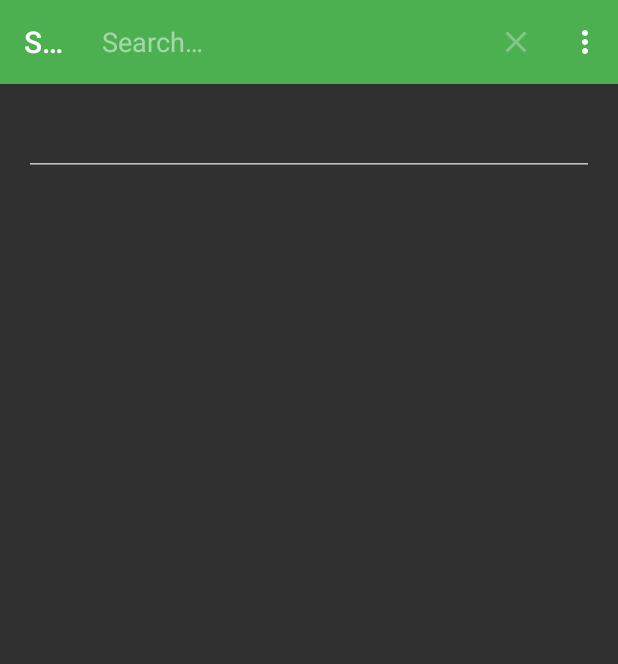
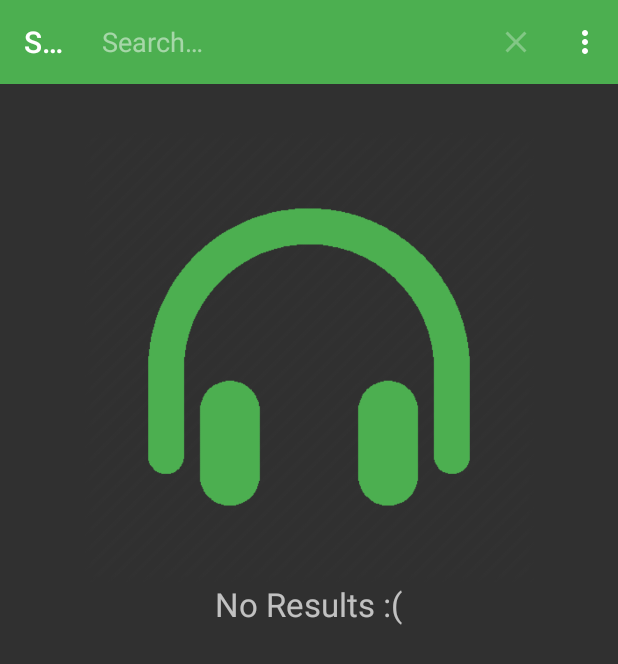
Before and after one commit to ShinobiAoshi/SpotifyStreamer, an Android app: the screen it shows after launch (MainActivity), after a tap on "Search", on a phone screen of 412 x 824 dp. Shown: the top 664 px of the screen. Run offline under Robolectric (Android 15) with nearby library versions, the phone set to English and light mode, and no system bars; our stand-ins replace Picasso; libraries missing offline, so code that uses them is left out: kaaes.spotify.webapi; pictures from the network do not load.

Commit message:
add placeholder image for empty ListView

```diff
--- a/app/src/main/java/com/spotify/sdliles/spotifystreamer/UI/ArtistSearchFragment.java
+++ b/app/src/main/java/com/spotify/sdliles/spotifystreamer/UI/ArtistSearchFragment.java
@@ -4,19 +4,17 @@ import android.app.ProgressDialog;
 import android.os.AsyncTask;
 import android.os.Bundle;
 import android.support.v4.app.Fragment;
+import android.support.v4.view.MenuItemCompat;
 import android.support.v7.app.ActionBar;
 import android.support.v7.app.AppCompatActivity;
-import android.view.KeyEvent;
+import android.support.v7.widget.SearchView;
 import android.view.LayoutInflater;
 import android.view.Menu;
 import android.view.MenuInflater;
 import android.view.MenuItem;
 import android.view.View;
 import android.view.ViewGroup;
-import android.view.inputmethod.EditorInfo;
-import android.widget.EditText;
 import android.widget.ListView;
-import android.widget.TextView;
 
 import com.spotify.sdliles.spotifystreamer.Adapters.ArtistAdapter;
 import com.spotify.sdliles.spotifystreamer.Models.ParcelableArtist;
@@ -40,6 +38,7 @@ public class ArtistSearchFragment extends Fragment {
     ProgressDialog progressDialog;
     List<ParcelableArtist> parcelableArtists = new ArrayList<ParcelableArtist>();
     SpotifyService spotify;
+    ListView artistList;
 
     public ArtistSearchFragment() {
     }
@@ -49,20 +48,12 @@ public class ArtistSearchFragment extends Fragment {
                              Bundle savedInstanceState) {
         final View rootView = inflater.inflate(R.layout.fragment_artist_search, container, false);
         artistAdapter = new ArtistAdapter(getActivity(), R.layout.list_artist_search_result, parcelableArtists);
-        ListView artistList = (ListView) rootView.findViewById(R.id.artist_search_list_view);
+        artistList = (ListView) rootView.findViewById(R.id.artist_search_list_view);
+        ViewGroup parentGroup = (ViewGroup) artistList.getParent();
+        View emptyView = getActivity().getLayoutInflater().inflate(R.layout.empty_artist_search, parentGroup, false);
+        parentGroup.addView(emptyView);
+        artistList.setEmptyView(emptyView);
         artistList.setAdapter(artistAdapter);
-        final EditText artistSearchEditText = (EditText) rootView.findViewById(
-                R.id.artist_search_edit_text);
-        artistSearchEditText.setOnEditorActionListener(new TextView.OnEditorActionListener() {
-            @Override
-            public boolean onEditorAction(TextView v, int actionId, KeyEvent event) {
-                if (actionId == EditorInfo.IME_ACTION_SEARCH) {
-                    new FetchArtistsTask().execute(artistSearchEditText.getText().toString());
-                    return true;
-                }
-                return false;
-            }
-        });
         setHasOptionsMenu(true);
         return rootView;
     }
@@ -70,6 +61,23 @@ public class ArtistSearchFragment extends Fragment {
     @Override
     public void onCreateOptionsMenu(Menu menu, MenuInflater inflater) {
         inflater.inflate(R.menu.menu_artist_search_fragment, menu);
+        MenuItem searchItem = menu.findItem(R.id.action_search);
+        final SearchView searchView = (SearchView) MenuItemCompat.getActionView(searchItem);
+        searchView.setOnQueryTextListener(new SearchView.OnQueryTextListener() {
+
+            @Override
+            public boolean onQueryTextSubmit(String query) {
+                new FetchArtistsTask().execute(query);
+                searchView.setQuery("", false);
+                searchView.setIconified(true);
+                return true;
+            }
+
+            @Override
+            public boolean onQueryTextChange(String newText) {
+                return false;
+            }
+        });
         super.onCreateOptionsMenu(menu, inflater);
     }
 
--- /dev/null
+++ b/app/src/main/res/layout/empty_artist_search.xml
@@ -0,0 +1,25 @@
+<?xml version="1.0" encoding="utf-8"?>
+<LinearLayout
+        xmlns:android="http://schemas.android.com/apk/res/android"
+        android:id="@+id/emptyView"
+        android:layout_width="match_parent"
+        android:layout_height="match_parent"
+        android:orientation="vertical"
+        android:layout_below="@+id/app_bar"
+        android:padding="@dimen/activity_horizontal_margin">
+
+
+    <ImageView
+            android:layout_width="300dp"
+            android:layout_height="300dp"
+            android:layout_gravity="center"
+            android:src="@drawable/headphones"/>
+
+    <TextView
+            android:layout_width="wrap_content"
+            android:layout_height="wrap_content"
+            android:text="@string/no_artists"
+            android:textSize="22sp"
+            android:layout_gravity="center"/>
+
+</LinearLayout>
--- a/app/src/main/res/layout/fragment_artist_search.xml
+++ b/app/src/main/res/layout/fragment_artist_search.xml
@@ -1,25 +1,16 @@
-<LinearLayout xmlns:android="http://schemas.android.com/apk/res/android"
+<FrameLayout xmlns:android="http://schemas.android.com/apk/res/android"
               xmlns:tools="http://schemas.android.com/tools"
               android:layout_width="match_parent"
               android:layout_height="match_parent"
-              android:paddingLeft="@dimen/activity_horizontal_margin"
-              android:paddingRight="@dimen/activity_horizontal_margin"
-              android:paddingTop="@dimen/activity_vertical_margin"
-              android:paddingBottom="@dimen/activity_vertical_margin"
+              android:padding="@dimen/activity_horizontal_margin"
               tools:context="com.spotify.sdliles.spotifystreamer.UI.ArtistSearchFragment"
               android:orientation="vertical"
               android:layout_below="@+id/app_bar">
-
-    <EditText
-            android:layout_width="match_parent"
-            android:layout_height="wrap_content"
-            android:id="@+id/artist_search_edit_text"
-            android:imeOptions="actionSearch"
-            android:inputType="text"/>
 
     <ListView
             android:layout_width="match_parent"
             android:layout_height="wrap_content"
             android:id="@+id/artist_search_list_view"
             android:layout_gravity="center_horizontal"/>
-</LinearLayout>
+
+</FrameLayout>
--- a/app/src/main/res/values/strings.xml
+++ b/app/src/main/res/values/strings.xml
@@ -3,4 +3,5 @@
     <string name="title_activity_main">Spotify Streamer</string>
     <string name="action_settings">Settings</string>
     <string name="action_search">Search</string>
+    <string name="no_artists">No Results :(</string>
 </resources>
```
Also changed, not shown: app/src/main/res/drawable/headphones.png (added).
